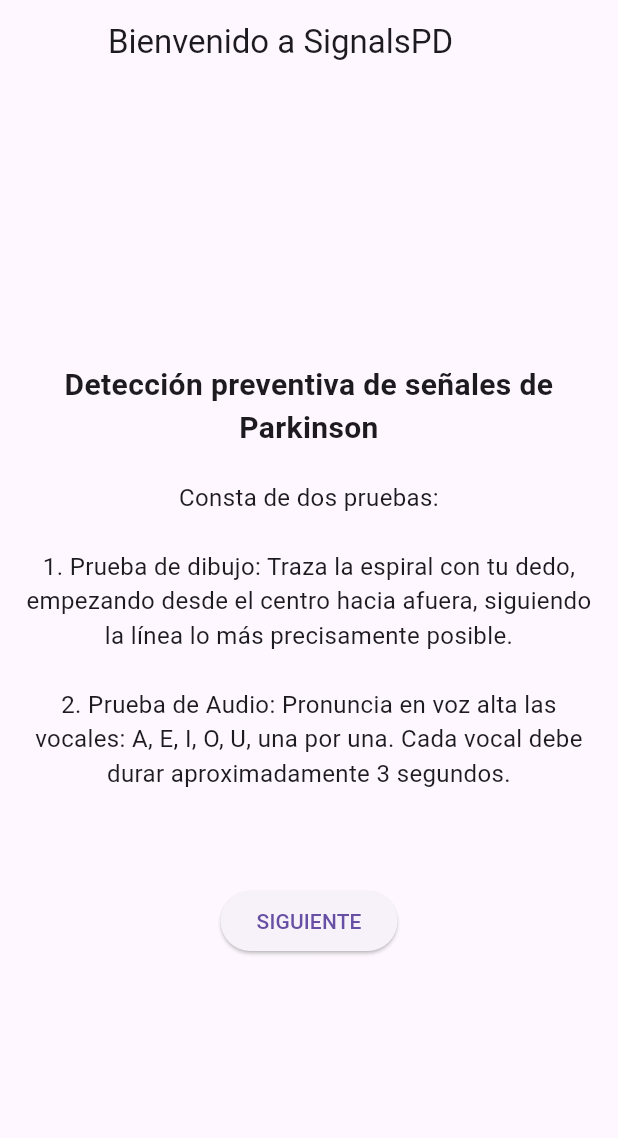
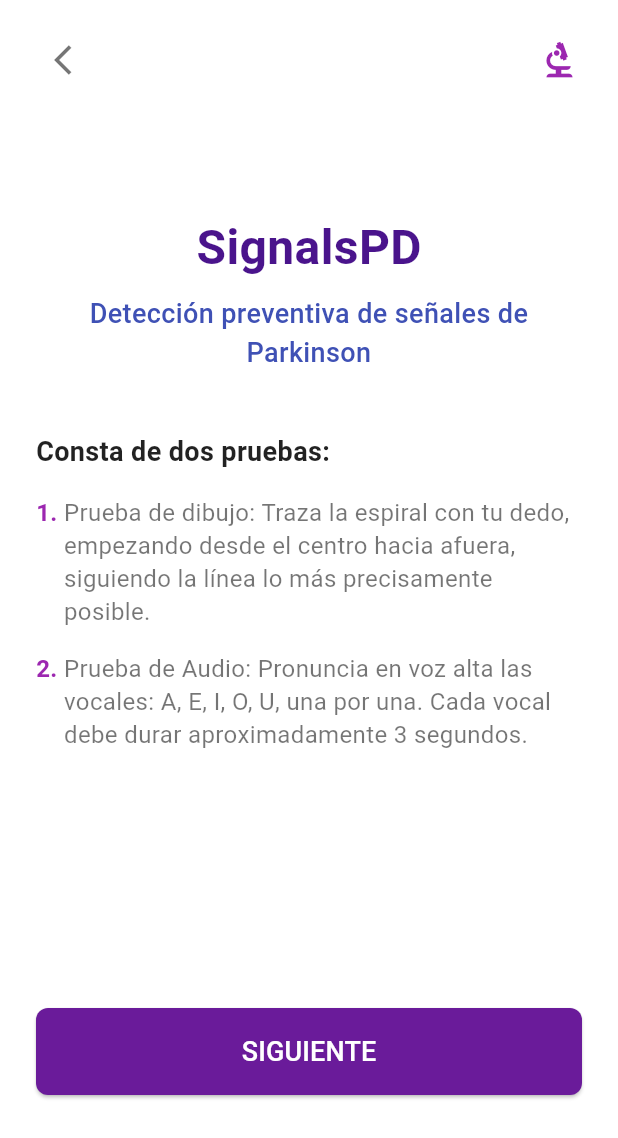
Before and after one commit to DarwinJesusNeiraC/Tesis_app, a Flutter app: the screen it shows after launch, on a phone screen of 412 x 824 dp. Shown: the top 1138 px of the screen. Run offline on Flutter 3.47's test engine with Material 3 defaults, Android fonts, the phone set to English and light mode, and no system bars; our stand-ins replace audioplayers, firebase_core, permission_handler; missing offline and left inert: flutter_sound; accounts and stored records are empty.

Commit message:
description updated

```diff
--- a/lib/screens/description_screen.dart
+++ b/lib/screens/description_screen.dart
@@ -1,45 +1,138 @@
 import 'package:flutter/material.dart';
 
 class DescriptionScreen extends StatelessWidget {
+  const DescriptionScreen({super.key});
+
   @override
   Widget build(BuildContext context) {
     return Scaffold(
-      appBar: AppBar(
-        title: Text('Bienvenido a SignalsPD'),
-        leading: Container(), // Oculta botón "atrás"
+      backgroundColor: Colors.white,
+      body: SafeArea(
+        child: Padding(
+          padding: const EdgeInsets.symmetric(horizontal: 24.0, vertical: 16.0),
+          child: Column(
+            children: [
+              // --- Header with back arrow and logo ---
+              Row(
+                mainAxisAlignment: MainAxisAlignment.spaceBetween,
+                children: [
+                  IconButton(
+                    icon: const Icon(Icons.arrow_back_ios, color: Colors.black54),
+                    onPressed: () {
+                      // If you want the back button to work, you might need to change
+                      // how you handle navigation, e.g., using Navigator.pop(context)
+                      // For now, it's just a visual element.
+                    },
                   ),
-      body: Padding(
-        padding: const EdgeInsets.all(16.0),
-        child: Column(
-          mainAxisAlignment: MainAxisAlignment.center,
-          crossAxisAlignment: CrossAxisAlignment.center,
-          children: [
-            Text(
+                  // Placeholder for your logo
+                  const Icon(Icons.biotech, color: Colors.purple, size: 30),
+                ],
+              ),
+              const Spacer(flex: 1),
+
+              // --- Main Content ---
+              const Text(
+                'SignalsPD',
+                style: TextStyle(
+                  fontSize: 32,
+                  fontWeight: FontWeight.bold,
+                  color: Color(0xFF4A148C), // A deep purple color
+                ),
+              ),
+              const SizedBox(height: 8),
+              const Text(
                 'Detección preventiva de señales de Parkinson',
                 style: TextStyle(
-                fontSize: 20,
-                fontWeight: FontWeight.bold,
+                  fontSize: 18,
+                  fontWeight: FontWeight.w500,
+                  color: Colors.indigo,
                 ),
                 textAlign: TextAlign.center,
               ),
-            SizedBox(height: 20),
-            Text(
-              'Consta de dos pruebas:\n\n'
-              '1. Prueba de dibujo: Traza la espiral con tu dedo, empezando desde el centro hacia afuera, siguiendo la línea lo más precisamente posible.\n\n'
-              '2. Prueba de Audio: Pronuncia en voz alta las vocales: A, E, I, O, U, una por una. Cada vocal debe durar aproximadamente 3 segundos.\n',
-              style: TextStyle(fontSize: 16),
-              textAlign: TextAlign.center,
+              const SizedBox(height: 40),
+
+              // --- Instructions Section ---
+              _buildInstructionSection(
+                title: 'Consta de dos pruebas:',
+                instructions: [
+                  'Prueba de dibujo: Traza la espiral con tu dedo, empezando desde el centro hacia afuera, siguiendo la línea lo más precisamente posible.',
+                  'Prueba de Audio: Pronuncia en voz alta las vocales: A, E, I, O, U, una por una. Cada vocal debe durar aproximadamente 3 segundos.',
+                ],
               ),
-            SizedBox(height: 40),
-            ElevatedButton(
+
+              const Spacer(flex: 2),
+
+              // --- "Next" Button ---
+              SizedBox(
+                width: double.infinity,
+                child: ElevatedButton(
                   onPressed: () {
                     Navigator.pushNamed(context, '/user_form');
                   },
-              child: Text('SIGUIENTE'),
+                  style: ElevatedButton.styleFrom(
+                    backgroundColor: const Color(0xFF6A1B9A), // Purple color
+                    padding: const EdgeInsets.symmetric(vertical: 16),
+                    shape: RoundedRectangleBorder(
+                      borderRadius: BorderRadius.circular(8),
                     ),
+                  ),
+                  child: const Text(
+                    'SIGUIENTE',
+                    style: TextStyle(fontSize: 18, color: Colors.white),
+                  ),
+                ),
+              ),
+              const Spacer(flex: 1),
             ],
+          ),
         ),
       ),
     );
   }
+
+  /// Helper widget to build the instruction section for better readability.
+  Widget _buildInstructionSection({required String title, required List<String> instructions}) {
+    return Column(
+      crossAxisAlignment: CrossAxisAlignment.start,
+      children: [
+        Text(
+          title,
+          style: const TextStyle(
+            fontSize: 18,
+            fontWeight: FontWeight.bold,
+            color: Colors.black87,
+          ),
+        ),
+        const SizedBox(height: 16),
+        ...List.generate(instructions.length, (index) {
+          return Padding(
+            padding: const EdgeInsets.only(bottom: 16.0),
+            child: Row(
+              crossAxisAlignment: CrossAxisAlignment.start,
+              children: [
+                Text(
+                  '${index + 1}. ',
+                  style: const TextStyle(
+                    fontSize: 16,
+                    fontWeight: FontWeight.bold,
+                    color: Colors.purple,
+                  ),
+                ),
+                Expanded(
+                  child: Text(
+                    instructions[index],
+                    style: const TextStyle(
+                      fontSize: 16,
+                      color: Colors.black54,
+                      height: 1.4, // Improved line spacing
+                    ),
+                  ),
+                ),
+              ],
+            ),
+          );
+        }),
+      ],
+    );
   }
+}
--- a/lib/screens/thank_you_screen.dart
+++ b/lib/screens/thank_you_screen.dart
@@ -90,7 +90,6 @@ class ThankYouScreen extends StatelessWidget {
     return Scaffold(
       backgroundColor: Colors.white,
       appBar: AppBar(
-        title: const Text('Resultado del Análisis'),
         backgroundColor: Colors.white,
         elevation: 0,
         foregroundColor: Colors.black,
```
Lines whose indentation alone changed are shown as unchanged.
